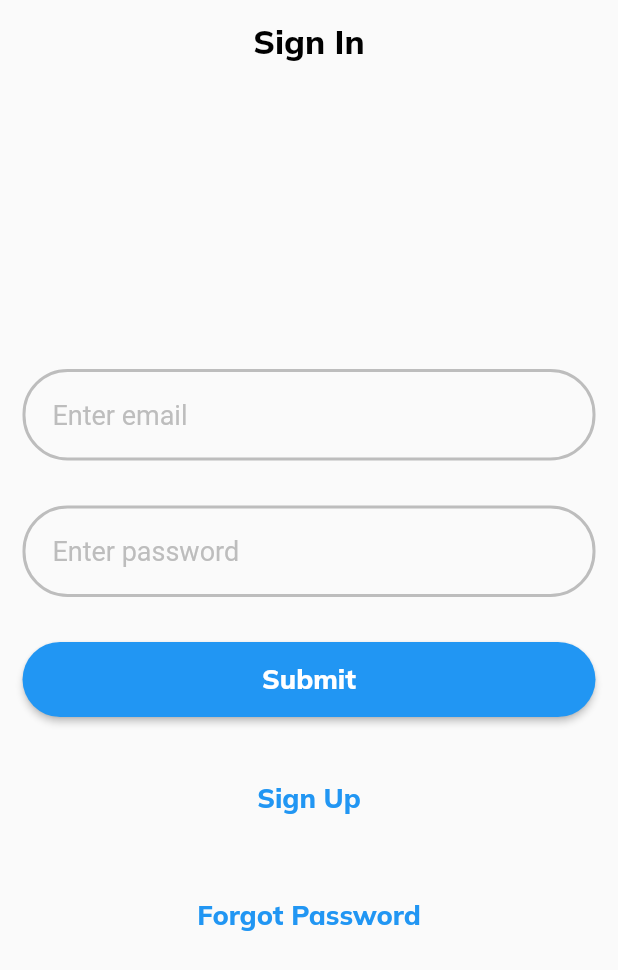
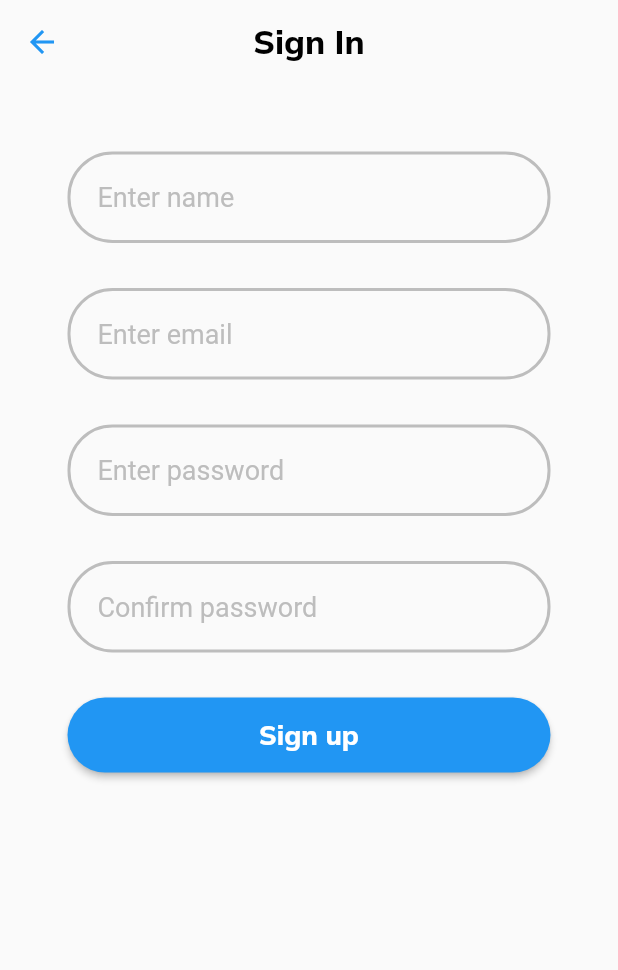
Before and after one commit to tayloradam1999/holberton-twitter_clone, a Flutter app: the screen it shows after launch, after a tap on "Sign Up", on a phone screen of 412 x 824 dp. Shown: the top 970 px of the screen. Run offline on Flutter 3.47's test engine with Material 2 defaults, Android fonts, the phone set to English and light mode, and no system bars; our stand-ins replace google_fonts.

Commit message:
Working code for SignUp page + Forgot_Login page

```diff
--- a/lib/screens/signin_screen.dart
+++ b/lib/screens/signin_screen.dart
@@ -1,8 +1,9 @@
 import 'package:flutter/material.dart';
+import 'package:twitter/screens/signup_screen.dart';
+import 'package:twitter/screens/forgot_password_screen.dart';
 import 'package:twitter/widgets/entry_field.dart';
 import 'package:twitter/widgets/flat_button.dart';
 import 'package:google_fonts/google_fonts.dart';
-// import 'dart:convert';
 // Stateful Widget SignIn
 
 class SignIn extends StatefulWidget {
@@ -14,23 +15,23 @@ class SignIn extends StatefulWidget {
 }
 
 class SignInState extends State<SignIn> {
-  late TextEditingController emailController; // cannot start with underscore
-  late TextEditingController passwordController; // cannot start with underscore
+  late TextEditingController _emailController;
+  late TextEditingController _passwordController;
 
   @override
   void initState() {
     // init state
     super.initState();
     // set controllers
-    emailController = TextEditingController();
-    passwordController = TextEditingController();
+    _emailController = TextEditingController();
+    _passwordController = TextEditingController();
   }
 
   @override
   void dispose() {
     // dispose controllers
-    emailController.dispose();
-    passwordController.dispose();
+    _emailController.dispose();
+    _passwordController.dispose();
     // dispose state
     super.dispose();
   }
@@ -62,11 +63,11 @@ class SignInState extends State<SignIn> {
               // set children as 2 entry fields and a flat button
               CustomEntryField(
                 hint: 'Enter email',
-                controller: emailController,
+                controller: _emailController,
               ),
               CustomEntryField(
                 hint: 'Enter password',
-                controller: passwordController,
+                controller: _passwordController,
               ),
               CustomFlatButton(
                 label: 'Submit',
@@ -78,12 +79,12 @@ class SignInState extends State<SignIn> {
                 child: TextButton(
                   // navigates to SignUp screen
                   onPressed: () {
-                    // Navigator.push(
-                    //   context,
-                    //   MaterialPageRoute(
-                    //     builder: (context) => SignUp(),
-                    //   ),
-                    // );
+                    Navigator.push(
+                      context,
+                      MaterialPageRoute(
+                        builder: (context) => const SignUp(),
+                      ),
+                    );
                   },
                   child: Text(
                     'Sign Up',
@@ -99,7 +100,15 @@ class SignInState extends State<SignIn> {
               Container(
                 margin: const EdgeInsets.all(15),
                 child: TextButton(
-                  onPressed: () {},
+                  // navigates to ForgotPassword screen
+                  onPressed: () {
+                    Navigator.push(
+                      context,
+                      MaterialPageRoute(
+                        builder: (context) => const ForgotPassword(),
+                      ),
+                    );
+                  },
                   child: Text(
                     'Forgot Password',
                     style: TextStyle(
--- /dev/null
+++ b/lib/screens/signup_screen.dart
@@ -0,0 +1,109 @@
+import 'package:flutter/material.dart';
+import 'package:twitter/widgets/entry_field.dart';
+import 'package:twitter/widgets/flat_button.dart';
+import 'package:google_fonts/google_fonts.dart';
+// Stateful Widget SignUp
+
+class SignUp extends StatefulWidget {
+  const SignUp({Key? key}) : super(key: key);
+
+  // SignUp's State
+  @override
+  State<SignUp> createState() => SignUpState();
+}
+
+class SignUpState extends State<SignUp> {
+  late TextEditingController _nameController; // cannot start with underscore
+  late TextEditingController _emailController; // cannot start with underscore
+  late TextEditingController
+      _passwordController; // cannot start with underscore
+  late TextEditingController _confirmController; // cannot start with underscore
+  late GlobalKey<FormState> _formKey;
+
+  @override
+  void initState() {
+    // init state
+    super.initState();
+    // set controllers
+    _nameController = TextEditingController();
+    _emailController = TextEditingController();
+    _passwordController = TextEditingController();
+    _confirmController = TextEditingController();
+    // set state for form key
+    _formKey = GlobalKey<FormState>();
+  }
+
+  @override
+  void dispose() {
+    // dispose controllers
+    _nameController.dispose();
+    _emailController.dispose();
+    _passwordController.dispose();
+    _confirmController.dispose();
+    // dispose state
+    super.dispose();
+  }
+
+  @override
+  Widget build(BuildContext context) {
+    // build widget
+    return Scaffold(
+      appBar: AppBar(
+        centerTitle: true,
+        leading: IconButton(
+          icon: const Icon(Icons.arrow_back),
+          color: Theme.of(context).primaryColor,
+          onPressed: () => Navigator.pop(context),
+        ),
+        title: Text(
+          'Sign In',
+          style: TextStyle(
+            color: const Color.fromARGB(255, 0, 0, 0),
+            fontFamily: GoogleFonts.mulish().fontFamily,
+            fontWeight: FontWeight.w800,
+            fontSize: 22,
+          ),
+        ),
+        backgroundColor: Colors.transparent,
+        bottomOpacity: 0.0,
+        elevation: 0.0,
+      ),
+      body: Container(
+        height: MediaQuery.of(context).size.height,
+        padding: const EdgeInsets.all(30),
+        child: Form(
+            key: _formKey,
+            child: SingleChildScrollView(
+              child: Column(
+                mainAxisAlignment: MainAxisAlignment.center,
+                crossAxisAlignment: CrossAxisAlignment.start,
+                children: <Widget>[
+                  // set children as 4 entry fields and a flat button
+                  CustomEntryField(
+                    hint: 'Enter name',
+                    controller: _nameController,
+                  ),
+                  CustomEntryField(
+                    hint: 'Enter email',
+                    controller: _emailController,
+                  ),
+                  CustomEntryField(
+                    hint: 'Enter password',
+                    controller: _passwordController,
+                  ),
+                  CustomEntryField(
+                    hint: 'Confirm password',
+                    controller: _confirmController,
+                  ),
+                  CustomFlatButton(
+                    label: 'Sign up',
+                    onPressed: () {},
+                  ),
+                  // end of children
+                ],
+              ),
+            )),
+      ),
+    );
+  }
+}
```
Also changed, not shown: lib/screens/forgot_password_screen.dart (added, +107 -0 lines).
